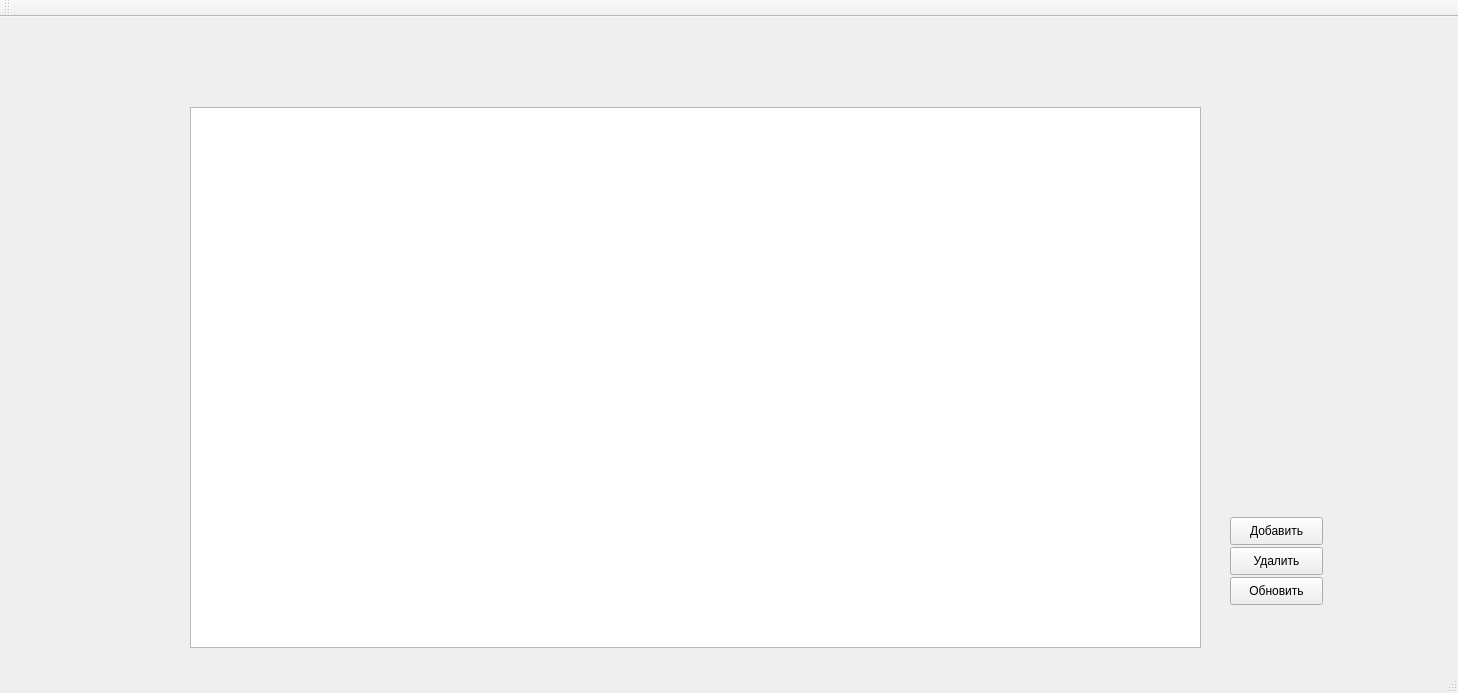
Qt form mainwindow.ui (Alina1999mikh/AppForRecipe) before a commit.
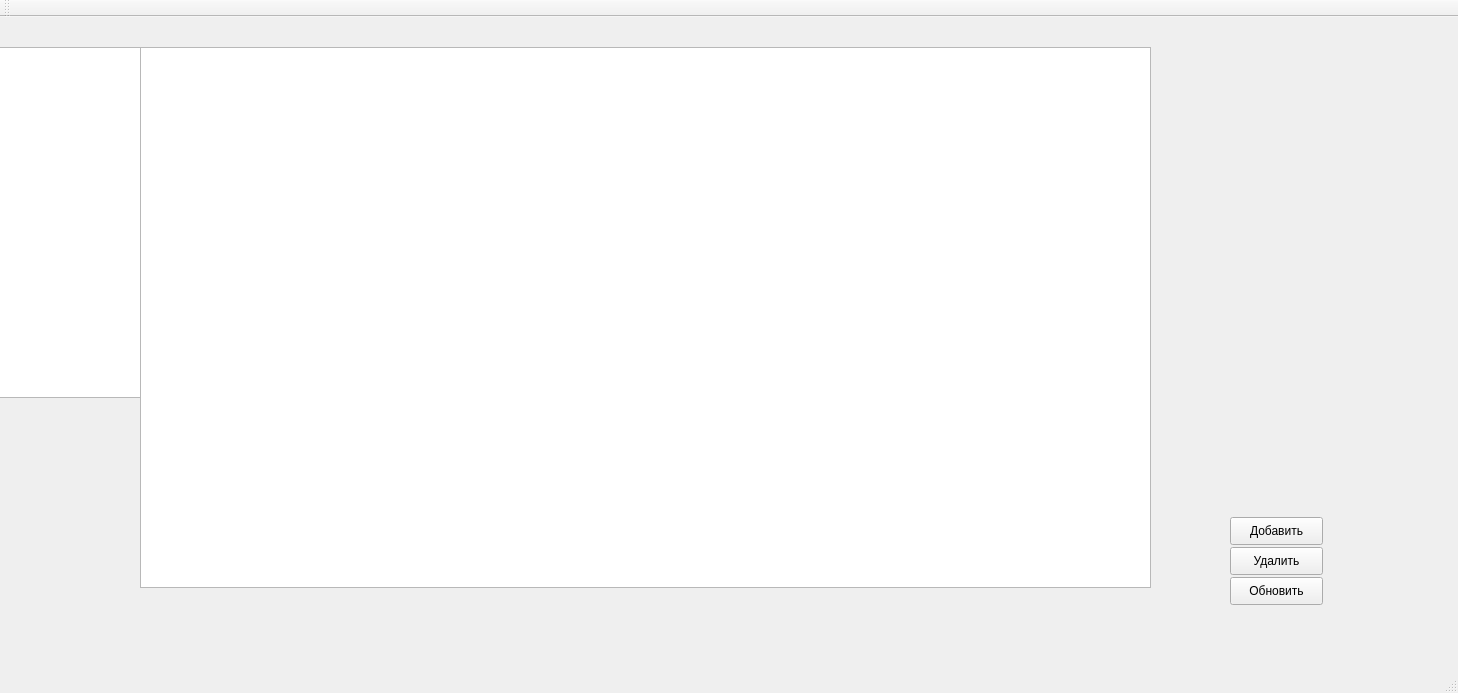
The same form after that commit.

The edit to the form file:
```diff
--- a/mainwindow.ui
+++ b/mainwindow.ui
@@ -30,8 +30,8 @@
    <widget class="QTextEdit" name="textEdit">
     <property name="geometry">
      <rect>
-      <x>190</x>
-      <y>90</y>
+      <x>-60</x>
+      <y>30</y>
       <width>751</width>
       <height>351</height>
      </rect>
@@ -53,8 +53,8 @@
    <widget class="QTableView" name="tableView">
     <property name="geometry">
      <rect>
-      <x>190</x>
-      <y>90</y>
+      <x>140</x>
+      <y>30</y>
       <width>1011</width>
       <height>541</height>
      </rect>
```
